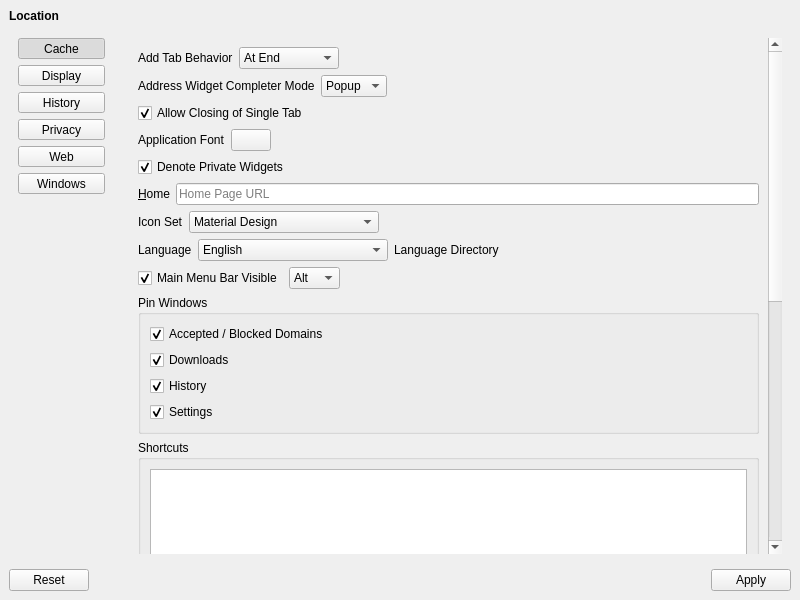
The window that UI/dooble_settings.ui (textbrowser/dooble) describes before a commit, drawn with Qt 5.
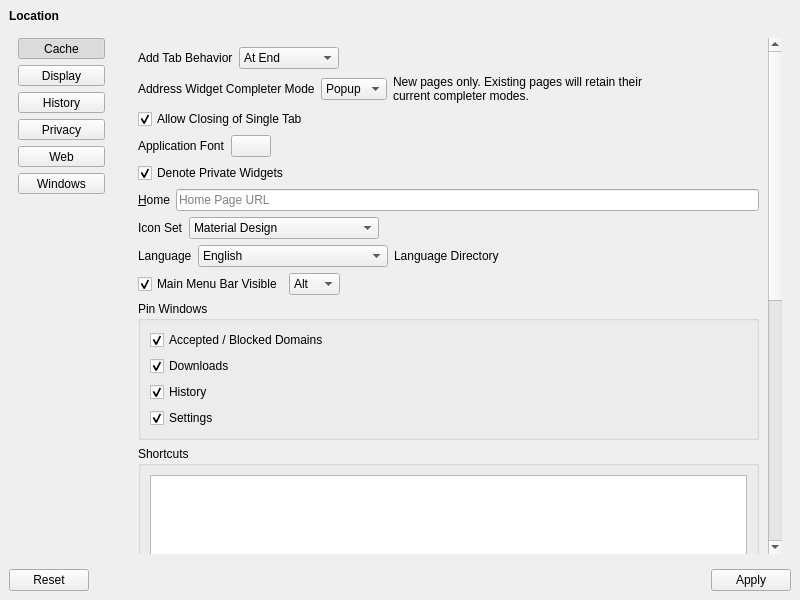
The same window after the commit. The open tabs and pages were chosen to show the change. Icons and pictures are not drawn.

Commit message: Completer modes.

Diff of the .ui file:
```diff
--- a/UI/dooble_settings.ui
+++ b/UI/dooble_settings.ui
@@ -372,7 +372,7 @@
                <x>0</x>
                <y>0</y>
                <width>642</width>
-               <height>1258</height>
+               <height>1264</height>
               </rect>
              </property>
              <layout class="QVBoxLayout" name="verticalLayout_19">
@@ -449,6 +449,16 @@
                   </item>
                  </widget>
                 </item>
+                <item>
+                 <widget class="QLabel" name="label_14">
+                  <property name="text">
+                   <string>New pages only. Existing pages will retain their current completer modes.</string>
+                  </property>
+                  <property name="wordWrap">
+                   <bool>true</bool>
+                  </property>
+                 </widget>
+                </item>
                 <item>
                  <spacer name="horizontalSpacer_26">
                   <property name="orientation">
```
The commit also changes 1 other file.
